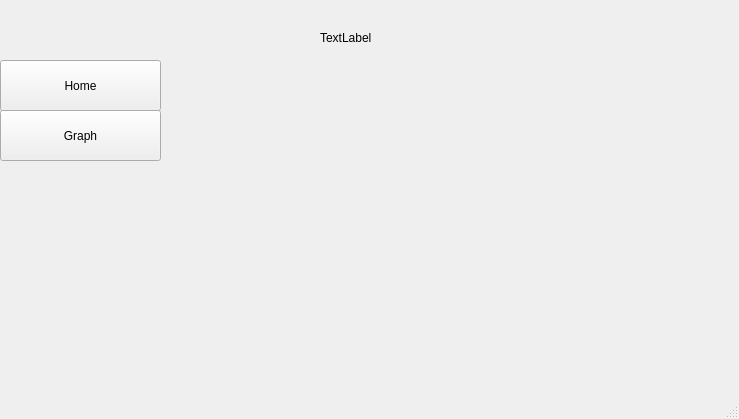
Before: the Qt Designer form mainPage.ui in s-a-j-a-g/COVID-19-Situation-Analysis-Application, drawn with Qt 5.
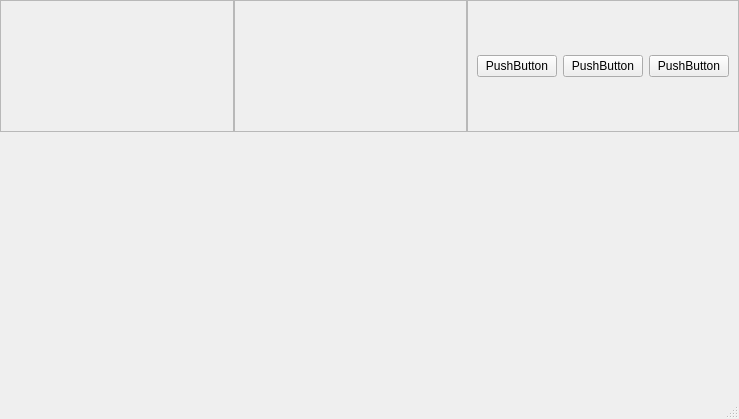
After: the same form once the commit is applied.

```diff
--- a/mainPage.ui
+++ b/mainPage.ui
@@ -14,55 +14,123 @@
    <string>Covid-19 Situation Analysis Application</string>
   </property>
   <widget class="QWidget" name="centralwidget">
-   <widget class="QLabel" name="label">
-    <property name="geometry">
-     <rect>
-      <x>320</x>
-      <y>30</y>
-      <width>55</width>
-      <height>16</height>
-     </rect>
+   <layout class="QVBoxLayout" name="verticalLayout">
+    <property name="spacing">
+     <number>0</number>
     </property>
-    <property name="text">
-     <string>TextLabel</string>
+    <property name="leftMargin">
+     <number>0</number>
     </property>
-   </widget>
-   <widget class="QPushButton" name="pushButton">
-    <property name="geometry">
-     <rect>
-      <x>0</x>
-      <y>60</y>
-      <width>161</width>
-      <height>51</height>
-     </rect>
+    <property name="topMargin">
+     <number>0</number>
     </property>
-    <property name="text">
-     <string>Home</string>
+    <property name="rightMargin">
+     <number>0</number>
     </property>
-   </widget>
-   <widget class="QPushButton" name="pushButton_2">
-    <property name="geometry">
-     <rect>
-      <x>0</x>
-      <y>110</y>
-      <width>161</width>
-      <height>51</height>
-     </rect>
+    <property name="bottomMargin">
+     <number>0</number>
     </property>
-    <property name="text">
-     <string>Graph</string>
-    </property>
-   </widget>
-  </widget>
-  <widget class="QMenuBar" name="menubar">
-   <property name="geometry">
-    <rect>
-     <x>0</x>
-     <y>0</y>
-     <width>739</width>
-     <height>22</height>
-    </rect>
-   </property>
+    <item>
+     <widget class="QFrame" name="header_frame">
+      <property name="frameShape">
+       <enum>QFrame::NoFrame</enum>
+      </property>
+      <property name="frameShadow">
+       <enum>QFrame::Raised</enum>
+      </property>
+      <layout class="QHBoxLayout" name="horizontalLayout">
+       <property name="spacing">
+        <number>0</number>
+       </property>
+       <property name="leftMargin">
+        <number>0</number>
+       </property>
+       <property name="topMargin">
+        <number>0</number>
+       </property>
+       <property name="rightMargin">
+        <number>0</number>
+       </property>
+       <property name="bottomMargin">
+        <number>0</number>
+       </property>
+       <item>
+        <widget class="QFrame" name="header_left_frame">
+         <property name="frameShape">
+          <enum>QFrame::StyledPanel</enum>
+         </property>
+         <property name="frameShadow">
+          <enum>QFrame::Raised</enum>
+         </property>
+        </widget>
+       </item>
+       <item>
+        <widget class="QFrame" name="header_center_frame">
+         <property name="frameShape">
+          <enum>QFrame::StyledPanel</enum>
+         </property>
+         <property name="frameShadow">
+          <enum>QFrame::Raised</enum>
+         </property>
+        </widget>
+       </item>
+       <item>
+        <widget class="QFrame" name="header_right_frame">
+         <property name="frameShape">
+          <enum>QFrame::StyledPanel</enum>
+         </property>
+         <property name="frameShadow">
+          <enum>QFrame::Raised</enum>
+         </property>
+         <layout class="QHBoxLayout" name="horizontalLayout_2">
+          <item>
+           <widget class="QPushButton" name="pushButton_3">
+            <property name="text">
+             <string>PushButton</string>
+            </property>
+           </widget>
+          </item>
+          <item>
+           <widget class="QPushButton" name="pushButton_2">
+            <property name="text">
+             <string>PushButton</string>
+            </property>
+           </widget>
+          </item>
+          <item>
+           <widget class="QPushButton" name="pushButton">
+            <property name="text">
+             <string>PushButton</string>
+            </property>
+           </widget>
+          </item>
+         </layout>
+        </widget>
+       </item>
+      </layout>
+     </widget>
+    </item>
+    <item>
+     <widget class="QFrame" name="main_body_frame">
+      <property name="frameShape">
+       <enum>QFrame::NoFrame</enum>
+      </property>
+      <property name="frameShadow">
+       <enum>QFrame::Raised</enum>
+      </property>
+     </widget>
+    </item>
+    <item>
+     <widget class="QFrame" name="footer_frame">
+      <property name="frameShape">
+       <enum>QFrame::NoFrame</enum>
+      </property>
+      <property name="frameShadow">
+       <enum>QFrame::Raised</enum>
+      </property>
+     </widget>
+    </item>
+   </layout>
   </widget>
   <widget class="QStatusBar" name="statusbar"/>
  </widget>
```
